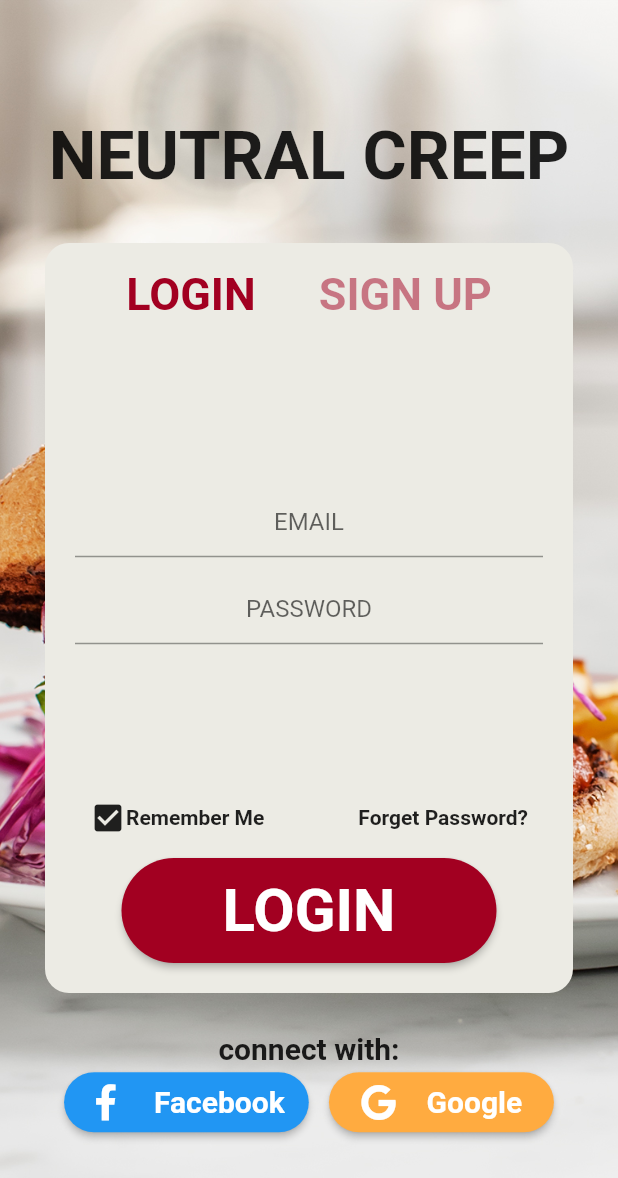
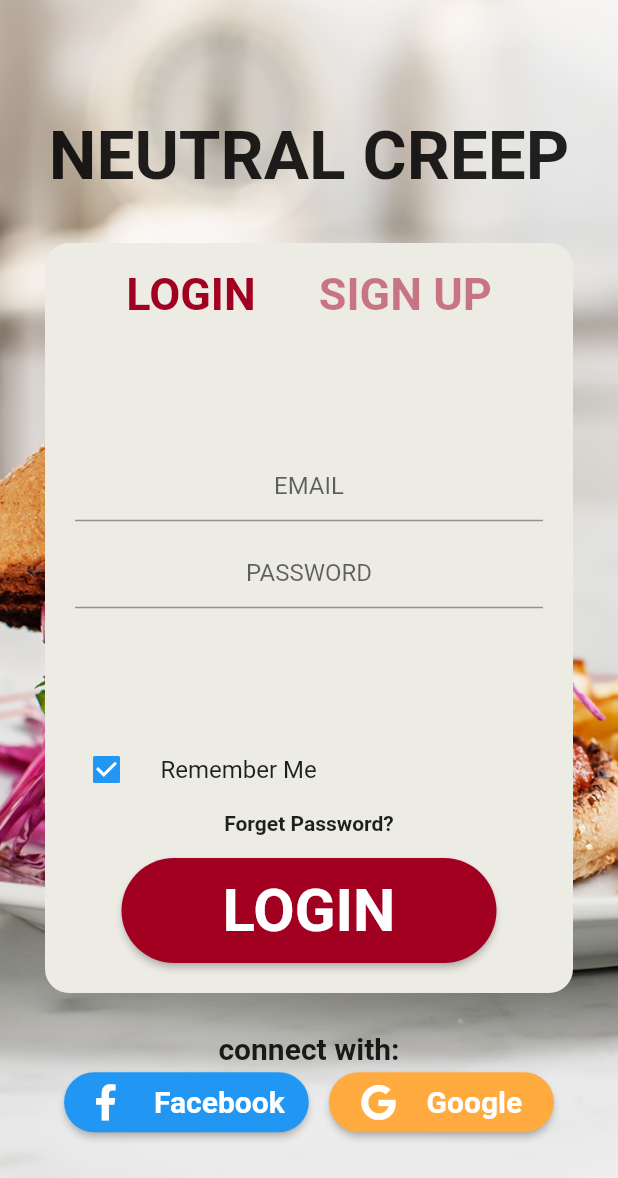
Before and after one commit to neutralcreepdev/neutral_creep_dev, a Flutter app: the LoginSignUpPage screen opened directly, after a tap on "LOGIN", after a tap on "Remember Me", on a phone screen of 412 x 824 dp. Shown: the top 1178 px of the screen. Run offline on Flutter 3.47's test engine with Material 2 defaults, Android fonts, the phone set to English and light mode, and no system bars; our stand-ins replace cloud_firestore, firebase_auth, flutter_datetime_picker, flutter_spinkit, fluttertoast, font_awesome_flutter and 4 more; missing offline and left inert: barcode_scan, dart:ffi, encrypt, flutter_facebook_login; accounts and stored records are empty.

Commit message:
neutral_creep_dev_v15

```diff
--- a/lib/pages/homePage.dart
+++ b/lib/pages/homePage.dart
@@ -439,7 +439,7 @@
                                           cart: customer.currentCart);
 
 
-                                  if(customer.eWallet.creditCards.length==0) {
+                                  if(customer.eWallet.creditCards.length==0 || customer.eWallet.eCreadits <0) {
                                     Fluttertoast.showToast(
                                         msg: "Please add a credit Card or top up CreepDollars");
                                     db.getCard(customer).then((bankName) {
--- a/lib/pages/loginSignupPage.dart
+++ b/lib/pages/loginSignupPage.dart
@@ -8,6 +8,8 @@
 import 'package:cloud_firestore/cloud_firestore.dart';
 import 'package:neutral_creep_dev/models/customer.dart';
 import 'package:neutral_creep_dev/pages/signUpPage.dart';
+import 'package:shared_preferences/shared_preferences.dart';
+import 'package:encrypt/encrypt.dart' as encPkg;
 
 import '../helpers/color_helper.dart';
 
@@ -31,6 +33,63 @@
   bool facebookStuff = false;
   var isRememberMe = false;
   String _email, _password;
+  SharedPreferences sp;
+  TextEditingController emailText = new TextEditingController();
+  TextEditingController passwordText = new TextEditingController();
+
+  //Encryption AES and RSA
+  static final key = encPkg.Key.fromUtf8('CSIT-321 FYPQRCODEORDERINGSYSTEM');
+  final iv = encPkg.IV.fromLength(16);
+  final enc = encPkg.Encrypter(encPkg.AES(key));
+
+  void initState() {
+    super.initState();
+    getEmailPassword();
+  }
+
+  _onChanged(bool value) async {
+    sp = await SharedPreferences.getInstance();
+    setState(() {
+      isRememberMe = value;
+      if(isRememberMe) {
+        if(emailText.text!="" && passwordText.text!="") {
+          final emailEnc = enc.encrypt(emailText.text, iv: iv);
+          final passwordEnc = enc.encrypt(passwordText.text, iv: iv);
+          sp.setBool("check", isRememberMe);
+          sp.setString("email", emailEnc.base64);
+          sp.setString("password", passwordEnc.base64);
+          sp.commit();
+          getEmailPassword();
+        }
+      } else {
+        sp.clear();
+      }
+
+    });
+  }
+
+  getEmailPassword() async {
+    sp = await SharedPreferences.getInstance();
+    setState(() {
+      isRememberMe = sp.getBool("check");
+      if (isRememberMe != null) {
+        if (isRememberMe) {
+          if(sp.getString("email")!="" && sp.getString("password")!="") {
+            String decEmailText = enc.decrypt64(sp.getString("email"), iv: iv);
+            String decPasswordText = enc.decrypt64(sp.getString("password"), iv: iv);
+            emailText.text = decEmailText;
+            passwordText.text = decPasswordText;
+          }
+        } else {
+          emailText.clear();
+          passwordText.clear();
+          sp.clear();
+        }
+      } else {
+        isRememberMe = false;
+      }
+    });
+  }
 
   Container buildLoginSignUpButtonContainer() {
     return Container(
@@ -101,31 +160,16 @@
 
   Container buildRememberMeAndForgetPassContainer() {
     return Container(
-      padding: EdgeInsets.only(left: 30, right: 30),
-      child: Row(
-        mainAxisAlignment: MainAxisAlignment.spaceBetween,
+      padding: EdgeInsets.only(left: 5.0, right: 5.0),
+      child:Column(
+        mainAxisAlignment: MainAxisAlignment.center,
         children: <Widget>[
-          InkWell(
-            onTap: () {
-              setState(() {
-                if (isRememberMe) {
-                  isRememberMe = false;
-                } else {
-                  isRememberMe = true;
-                }
-              });
-            },
-            child: Container(
-                child: Row(
-              children: <Widget>[
-                isRememberMe
-                    ? Icon(Icons.check_box)
-                    : Icon(Icons.check_box_outline_blank),
-                Text("Remember Me",
-                    style: TextStyle(fontWeight: FontWeight.bold)),
-              ],
-            )),
-          ),
+              CheckboxListTile(
+                  value: isRememberMe,
+                  onChanged: _onChanged,
+                  title: new Text("Remember Me"),
+                  controlAffinity: ListTileControlAffinity.leading
+              ),
           GestureDetector(
             onTap: () async {
               await showDialog(
@@ -241,8 +285,37 @@
               style: TextStyle(fontWeight: FontWeight.bold),
             ),
           )
+
         ],
       ),
+//      child: Row(
+//      mainAxisAlignment: MainAxisAlignment.spaceBetween,
+//      children: <Widget>[
+//
+//        InkWell(
+//          onTap: () {
+//            setState(() {
+//              if (isRememberMe) {
+//                isRememberMe = false;
+//              } else {
+//                isRememberMe = true;
+//              }
+//            });
+//          },
+//          child: Container(
+//              child: Row(
+//                children: <Widget>[
+//                  isRememberMe
+//                      ? Icon(Icons.check_box)
+//                      : Icon(Icons.check_box_outline_blank),
+//                  Text("Remember Me",
+//                      style: TextStyle(fontWeight: FontWeight.bold)),
+//                ],
+//              )),
+//        ),
+
+//      ],
+//    ),
     );
   }
 
@@ -474,6 +547,7 @@
                               //  Email text form ====================================
                               TextFormField(
                                 textAlign: TextAlign.center,
+                                controller: emailText,
                                 keyboardType: TextInputType.emailAddress,
                                 decoration: InputDecoration(
                                   hintText: "EMAIL",
@@ -483,11 +557,11 @@
                                   if (emailInput.isEmpty) {
                                     return "This field is blank";
                                   }
-                                  /* bool checkEmail = RegExp(
-                                          r"^[a-zA-Z0-9.]+@[a-zA-Z0-9]+\.[a-zA-Z]+")
+                                  bool checkEmail = RegExp(
+                                          r"^[a-zA-Z0-9.!#$%&'*+/=?^_`{|}~-]+@[a-zA-Z0-9](?:[a-zA-Z0-9-]{0,253}[a-zA-Z0-9])?(?:\.[a-zA-Z0-9](?:[a-zA-Z0-9-]{0,253}[a-zA-Z0-9])?)*$")
                                       .hasMatch(emailInput);
                                   if (checkEmail == false)
-                                    return "Please enter a valid email";*/
+                                    return "Please enter a valid email";
                                   return null;
                                 },
                               ),
@@ -497,6 +571,7 @@
                               TextFormField(
                                 key: _passKey,
                                 obscureText: true,
+                                controller: passwordText,
                                 textAlign: TextAlign.center,
                                 decoration: InputDecoration(
                                   hintText: "PASSWORD",
@@ -579,6 +654,7 @@
                                                 _auth.handleSignUp(
                                                     _email, _password);
                                             user.then((userValue) {
+                                              print("check uservalue: $userValue");
                                               if (userValue != null) {
                                                 Firestore.instance
                                                     .collection("users")
@@ -632,6 +708,7 @@
                                                   .getCustomerData(
                                                       userValue.uid)
                                                   .then((customer) {
+                                                    _onChanged(isRememberMe);
                                                 Navigator.pushReplacement(
                                                     context,
                                                     MaterialPageRoute(
--- a/lib/pages/profilePage.dart
+++ b/lib/pages/profilePage.dart
@@ -343,6 +343,16 @@
 
   Future<bool> updateField(
       int val, BuildContext context, formKey, Customer customer) async {
+
+    final unitController = TextEditingController();
+    final streetController = TextEditingController();
+    final postalCodeController = TextEditingController();
+
+    final firstNameController = TextEditingController();
+    final lastNameController = TextEditingController();
+
+    final contactNumController = TextEditingController();
+
     switch (val) {
       case 0:
         {
@@ -350,8 +360,6 @@
           await showDialog(
               context: context,
               builder: (BuildContext context) {
-                final firstNameController = TextEditingController();
-                final lastNameController = TextEditingController();
                 return AlertDialog(
                   content: Form(
                     key: formKey,
@@ -455,9 +463,6 @@
           showDialog(
               context: context,
               builder: (BuildContext context) {
-                final unitController = TextEditingController();
-                final streetController = TextEditingController();
-                final postalCodeController = TextEditingController();
 
                 return AlertDialog(
                   content: Form(
@@ -597,7 +602,6 @@
           showDialog(
               context: context,
               builder: (BuildContext context) {
-                final contactNumController = TextEditingController();
                 return AlertDialog(
                   content: Form(
                     key: formKey,
--- a/lib/services/authService.dart
+++ b/lib/services/authService.dart
@@ -81,6 +81,7 @@
       final result = await facebookLogin.logIn(['email']);
       final AuthCredential credential = FacebookAuthProvider.getCredential(accessToken: result.accessToken.token);
       AuthResult authResult = await _auth.signInWithCredential(credential);
+      print("hey${authResult.toString()}");
       if (authResult.additionalUserInfo.isNewUser) {
         return false;
       } else {
--- a/pubspec.yaml
+++ b/pubspec.yaml
@@ -31,6 +31,7 @@
   firebase_auth: ^0.14.0+5
   google_sign_in: ^4.0.7
   flutter_facebook_login: ^3.0.0
+  shared_preferences: ^0.4.3
 
   cloud_firestore: ^0.12.9+4
   firebase_storage: ^3.0.6
```
Also changed, not shown: pubspec.lock, 1 other file.
